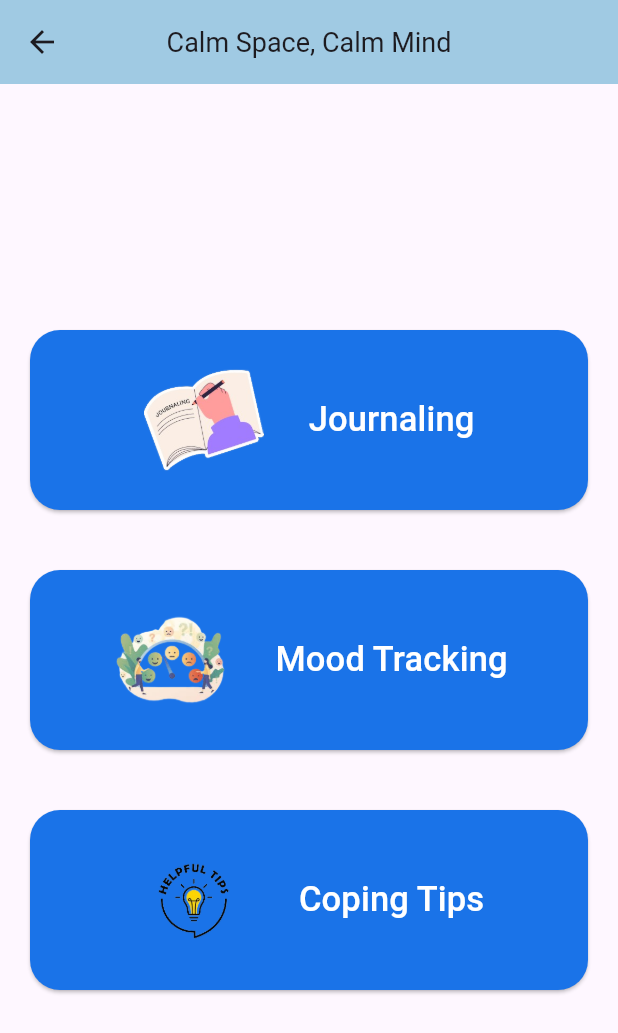
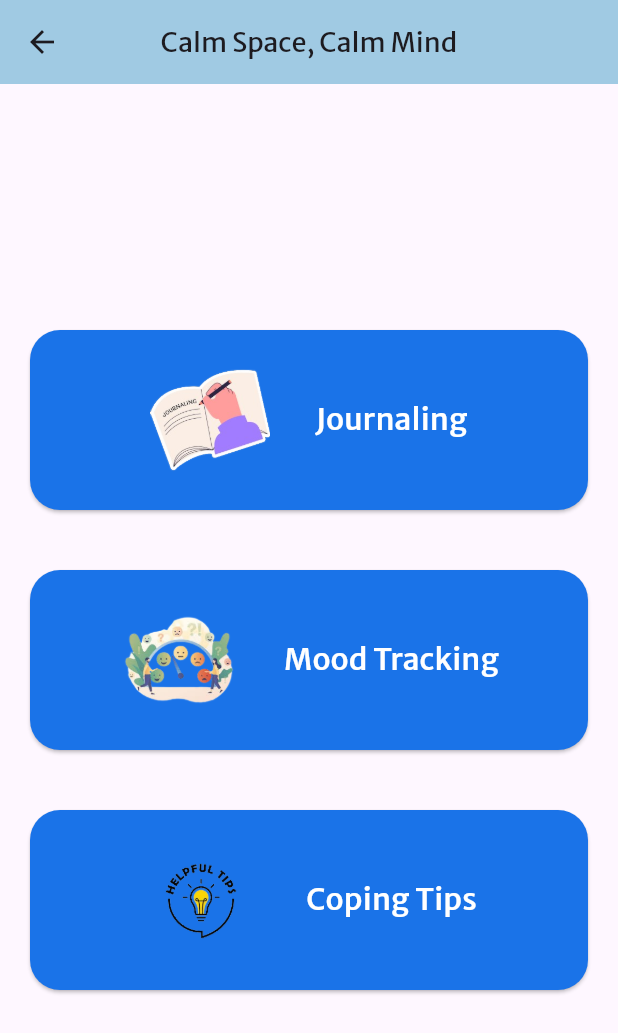
Before and after one commit to Rayz18/calm_space, a Flutter app: the HomePage screen opened by its route, on a phone screen of 412 x 824 dp. Shown: the top 1033 px of the screen. Run offline on Flutter 3.47's test engine with Material 3 defaults, Android fonts, the phone set to English and light mode, and no system bars; our stand-ins replace shared_preferences; accounts and stored records are empty.

Commit message:
font declared to pubspec.yaml

```diff
--- a/lib/home_page.dart
+++ b/lib/home_page.dart
@@ -111,7 +111,7 @@ class HomeButton extends StatelessWidget {
               text,
               style: TextStyle(
                 fontFamily: 'Sans',
-                fontSize: 23,
+                fontSize: 20,
                 color: Colors.white,
               ),
             ),
--- a/lib/mood_tracker_page.dart
+++ b/lib/mood_tracker_page.dart
@@ -1,6 +1,5 @@
 import 'package:flutter/material.dart';
 import 'mood_calendar_page.dart';
-import 'home_page.dart';
 
 class MoodTrackingPage extends StatefulWidget {
   final Map<DateTime, String> moodRecords;
@@ -127,7 +126,6 @@ class _MoodTrackingPageState extends State<MoodTrackingPage> {
                 onPressed: _saveMood,
                 child: Text('Save'),
               ),
-
             ],
           ),
         ),
--- a/pubspec.yaml
+++ b/pubspec.yaml
@@ -42,3 +42,6 @@ flutter:
     - family: AppleGaramond
       fonts:
         - asset: assets/fonts/AppleGaramond.ttf
+    - family: Sans
+      fonts:
+        - asset: assets/fonts/Sans.ttf
```
